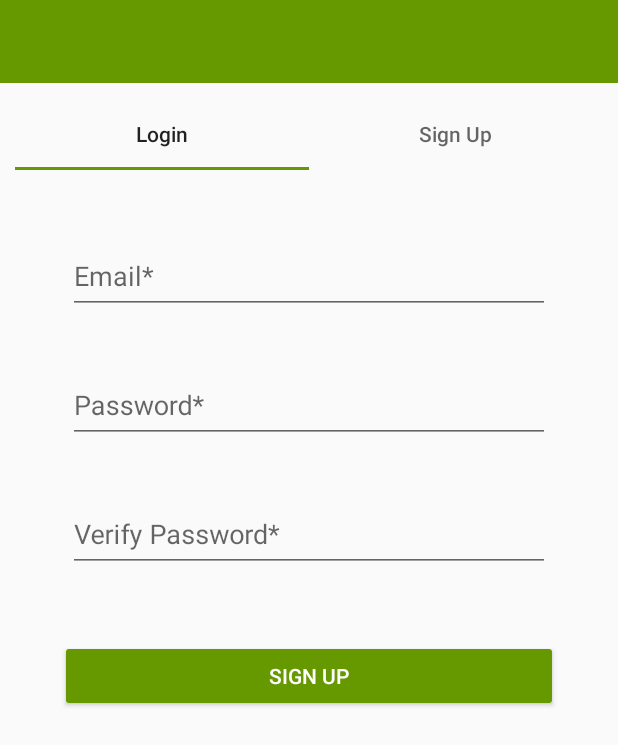
After one commit to smudigere/CSI4999_G4_Android, an Android app: the fragment SignUp placed in its activity, on a phone screen of 412 x 824 dp. The commit adds this screen. Shown: the top 745 px of the screen. Run offline under Robolectric (Android 15) with nearby library versions, the phone set to English and light mode, and no system bars.

Commit message:
NavigationView, Login, & SignUp added.

```diff
--- a/app/build.gradle
+++ b/app/build.gradle
@@ -21,8 +21,10 @@ android {
 dependencies {
     implementation fileTree(dir: 'libs', include: ['*.jar'])
     implementation 'com.android.support:appcompat-v7:27.1.1'
+    implementation 'com.android.support:design:27.1.1'
     implementation 'com.android.support.constraint:constraint-layout:1.1.3'
     testImplementation 'junit:junit:4.12'
     androidTestImplementation 'com.android.support.test:runner:1.0.2'
     androidTestImplementation 'com.android.support.test.espresso:espresso-core:3.0.2'
+    implementation 'com.google.android.gms:play-services-location:15.0.1'
 }
--- /dev/null
+++ b/app/src/main/java/com/gptm/app/LoginActivity.java
@@ -0,0 +1,170 @@
+package com.gptm.app;
+
+import android.content.SharedPreferences;
+import android.content.pm.PackageManager;
+import android.location.Location;
+import android.os.Build;
+import android.support.annotation.NonNull;
+import android.support.design.widget.TabLayout;
+import android.support.v4.app.ActivityCompat;
+import android.support.v4.app.Fragment;
+import android.support.v7.app.AppCompatActivity;
+import android.os.Bundle;
+
+import com.gptm.app.fragments.Login;
+import com.gptm.app.fragments.SignUp;
+
+import com.google.android.gms.location.FusedLocationProviderClient;
+import com.google.android.gms.location.LocationServices;
+import com.google.android.gms.tasks.OnSuccessListener;
+
+public class LoginActivity extends AppCompatActivity {
+
+    private SharedPreferences prefs;
+
+    private static final int MY_PERMISSIONS_REQUEST_ACCESS_FINE_LOCATION = 1;
+
+    private FusedLocationProviderClient client;
+
+    /**
+     *  Perform initialization of all fragments and loaders.
+     *
+     * @param savedInstanceState    <p> Bundle. </p>
+     */
+    @Override
+    protected void onCreate(Bundle savedInstanceState) {
+        super.onCreate(savedInstanceState);
+        prefs = getSharedPreferences(getPackageName(), MODE_PRIVATE);
+        client = LocationServices.getFusedLocationProviderClient(this);
+        showSignUpLogin();
+    }
+
+
+    /*  ********************************************************************************    */
+    //setContentView is invoked to display a Login or SignUp page.
+    private Login login;
+    private SignUp signUp;
+
+    /**
+     * Once the user agrees to terms and conditions and reads through it,
+     * the layout is switched to display Login or SignUpPage.
+     */
+    private void showSignUpLogin()  {
+
+        setContentView(R.layout.activity_login_sign_up);
+
+        login = new Login();
+        signUp = new SignUp();
+
+        fragment_replacement(login);
+
+        TabLayout tabLayout = findViewById(R.id.tablayout);
+        tabLayout.addOnTabSelectedListener(new TabLayout.OnTabSelectedListener() {
+            @Override
+            public void onTabSelected(TabLayout.Tab tab) {
+                switch (tab.getPosition())  {
+
+                    case 0:
+                        fragment_replacement(login);    //Takes the user to login page (or fragment).
+                        break;
+                    case 1:
+                        fragment_replacement(signUp);   //Takes the user to signUp page.
+                        break;
+                }
+            }
+
+            @Override
+            public void onTabUnselected(TabLayout.Tab tab) {}
+
+            @Override
+            public void onTabReselected(TabLayout.Tab tab) {}
+        });
+    }
+
+
+    /**
+     * Method to replace fragments between {@link Login} and {@link SignUp}.
+     *
+     * @param fragment  The fragment that has to be replaced.
+     */
+    private void fragment_replacement(Fragment fragment)    {
+
+        getSupportFragmentManager()
+                .beginTransaction()
+                .replace(R.id.relative, fragment)
+                .commit();
+    }
+
+    @Override
+    protected void onResume() {
+        super.onResume();
+
+        if (prefs.getBoolean(getString(R.string.LOCATION_PERMISSION), true))
+            getMyLocation();
+    }
+
+    /**
+     * Upon invoking this function, the function checks if access to Location has already been granted (older version).
+     * If not, this function invokes another function to open the OS permissions for Location.
+     */
+    private void getMyLocation() {
+        if (ActivityCompat.checkSelfPermission(this, android.Manifest.permission.ACCESS_FINE_LOCATION)
+                != PackageManager.PERMISSION_GRANTED
+                && ActivityCompat.checkSelfPermission(this, android.Manifest.permission.ACCESS_COARSE_LOCATION)
+                != PackageManager.PERMISSION_GRANTED) {
+            //    ActivityCompat#requestPermissions
+            // here to request the missing permissions, and then overriding
+            //   public void onRequestPermissionsResult(int requestCode, String[] permissions,
+            //                                          int[] grantResults)
+            // to handle the case where the user grants the permission. See the documentation
+            // for ActivityCompat#requestPermissions for more details.
+
+
+            //------------------------------------------------------------------------------
+            ActivityCompat.requestPermissions(LoginActivity.this,
+                    new String[]{android.Manifest.permission.ACCESS_FINE_LOCATION},
+                    MY_PERMISSIONS_REQUEST_ACCESS_FINE_LOCATION);
+
+            return;
+        }
+
+        client.getLastLocation()
+                .addOnSuccessListener(new OnSuccessListener<Location>() {
+                    @Override
+                    public void onSuccess(Location location) {
+
+                    }
+                });
+    }
+
+
+    /**
+     *  Callback for the result from requesting permissions.
+     *
+     * @param requestCode   <p>  The request code passed in
+     *                      requestPermissions(android.app.Activity, String[], int). </p>
+     * @param permissions   <p> The requested permissions. Never null. </p>
+     * @param grantResults  <p> The grant results for the corresponding permissions which is either
+     *                      PERMISSION_GRANTED or PERMISSION_DENIED. Never null. </p>
+     */
+    @Override
+    public void onRequestPermissionsResult(
+            int requestCode, @NonNull String[] permissions, @NonNull int[] grantResults) {
+
+        switch (requestCode) {
+            case MY_PERMISSIONS_REQUEST_ACCESS_FINE_LOCATION: {
+                // If request is cancelled, the result arrays are empty.
+                if (grantResults.length > 0
+                        && grantResults[0] == PackageManager.PERMISSION_GRANTED) {
+                    getMyLocation();
+
+                } else {
+                    prefs.edit().putBoolean(getString(R.string.LOCATION_PERMISSION), false)
+                            .apply();
+                }
+            }
+            // other 'case' lines to check for other
+            // permissions this app might request
+        }
+    }
+}
--- /dev/null
+++ b/app/src/main/java/com/gptm/app/fragments/Login.java
@@ -0,0 +1,33 @@
+package com.gptm.app.fragments;
+
+import android.os.Bundle;
+import android.support.annotation.NonNull;
+import android.support.annotation.Nullable;
+import android.support.v4.app.Fragment;
+import android.view.LayoutInflater;
+import android.view.View;
+import android.view.ViewGroup;
+
+import com.gptm.app.R;
+
+/**
+ * A child class of {@link Fragment} used to show the login page to the user.
+ * API call to log the user is also done here. The database is populated, and the status
+ * of the login is changed.
+ *
+ * @author Samartha Mudigere
+ * @version 1.0
+ */
+public class Login extends Fragment {
+
+    @Nullable
+    @Override
+    public View onCreateView(@NonNull LayoutInflater inflater, @Nullable ViewGroup container, @Nullable Bundle savedInstanceState) {
+        return inflater.inflate(R.layout.fragment_login, container, false);
+    }
+
+    @Override
+    public void onViewCreated(@NonNull View view, @Nullable Bundle savedInstanceState) {
+        super.onViewCreated(view, savedInstanceState);
+    }
+}
--- /dev/null
+++ b/app/src/main/java/com/gptm/app/fragments/SignUp.java
@@ -0,0 +1,26 @@
+package com.gptm.app.fragments;
+
+import android.os.Bundle;
+import android.support.annotation.NonNull;
+import android.support.annotation.Nullable;
+import android.support.v4.app.Fragment;
+import android.view.LayoutInflater;
+import android.view.View;
+import android.view.ViewGroup;
+
+import com.gptm.app.R;
+
+public class SignUp extends Fragment {
+
+    @Nullable
+    @Override
+    public View onCreateView(@NonNull LayoutInflater inflater, @Nullable ViewGroup container, @Nullable Bundle savedInstanceState) {
+        return inflater.inflate(R.layout.fragment_signup, container, false);
+    }
+
+    @Override
+    public void onViewCreated(@NonNull View view, @Nullable Bundle savedInstanceState) {
+        super.onViewCreated(view, savedInstanceState);
+    }
+
+}
--- /dev/null
+++ b/app/src/main/res/layout/activity_login_sign_up.xml
@@ -0,0 +1,54 @@
+<?xml version="1.0" encoding="utf-8"?>
+<RelativeLayout
+    xmlns:android="http://schemas.android.com/apk/res/android"
+    xmlns:app="http://schemas.android.com/apk/res-auto"
+    android:layout_width="match_parent"
+    android:layout_height="match_parent"
+    android:id="@+id/container"
+    >
+
+    <ImageView
+        android:id="@+id/title"
+        android:layout_alignParentTop="true"
+        android:background="@color/colorPrimaryDark"
+        android:layout_width="match_parent"
+        android:layout_height="55dp"
+        android:layout_centerInParent="true"
+        android:layout_gravity="center"
+        android:contentDescription="@string/app_name"
+        />
+
+    <android.support.design.widget.TabLayout
+        android:id="@+id/tablayout"
+        android:layout_width="match_parent"
+        android:layout_height="wrap_content"
+        app:tabIndicatorColor="@color/colorPrimary"
+        app:tabTextAppearance="@style/TabCustomTextAppearence"
+        android:layout_below="@+id/title"
+        android:layout_margin="10dp"
+        >
+
+        <android.support.design.widget.TabItem
+            android:layout_width="wrap_content"
+            android:layout_height="wrap_content"
+            android:text="@string/Login"
+            android:layout_gravity="center"
+            />
+
+        <android.support.design.widget.TabItem
+            android:layout_width="wrap_content"
+            android:layout_height="wrap_content"
+            android:text="@string/SignUp"
+            android:layout_gravity="center"
+            />
+
+    </android.support.design.widget.TabLayout>
+
+    <FrameLayout
+        android:layout_width="match_parent"
+        android:layout_height="match_parent"
+        android:id="@+id/relative"
+        android:layout_below="@+id/tablayout"
+        />
+
+</RelativeLayout>
--- /dev/null
+++ b/app/src/main/res/layout/fragment_signup.xml
@@ -0,0 +1,108 @@
+<?xml version="1.0" encoding="utf-8"?>
+<ScrollView
+    xmlns:android="http://schemas.android.com/apk/res/android"
+    android:layout_width="match_parent"
+    android:layout_height="match_parent"
+    android:clickable="true"
+    android:focusable="true"
+    >
+
+    <RelativeLayout
+        android:layout_width="match_parent"
+        android:layout_height="wrap_content"
+        android:id="@+id/container"
+        android:paddingBottom="30dp"
+        >
+
+        <android.support.design.widget.TextInputLayout
+            android:layout_width="match_parent"
+            android:layout_height="wrap_content"
+            android:id="@+id/email_layout"
+            android:layout_marginTop="30dp"
+            android:layout_marginStart="45dp"
+            android:layout_marginEnd="45dp"
+            >
+
+            <android.support.design.widget.TextInputEditText
+                android:layout_width="match_parent"
+                android:layout_height="wrap_content"
+                android:gravity="start"
+                android:id="@+id/email"
+                android:hint="@string/Email_s"
+                android:layout_centerHorizontal="true"
+                android:maxLines="1"
+                android:inputType="textEmailAddress"
+                android:singleLine="true"
+                android:imeOptions="actionNext"
+                />
+
+        </android.support.design.widget.TextInputLayout>
+
+        <android.support.design.widget.TextInputLayout
+            android:layout_width="match_parent"
+            android:layout_height="wrap_content"
+            android:id="@+id/password_layout"
+            android:layout_below="@+id/email_layout"
+            android:layout_marginTop="30dp"
+            android:layout_marginStart="45dp"
+            android:layout_marginEnd="45dp"
+            >
+
+            <android.support.design.widget.TextInputEditText
+                android:layout_width="match_parent"
+                android:layout_height="wrap_content"
+                android:gravity="start"
+                android:id="@+id/password"
+                android:hint="@string/Password_s"
+                android:layout_centerHorizontal="true"
+                android:inputType="textPassword"
+                android:maxLines="1"
+                android:singleLine="true"
+                android:imeOptions="actionNext"
+                />
+
+        </android.support.design.widget.TextInputLayout>
+
+        <android.support.design.widget.TextInputLayout
+            android:layout_width="match_parent"
+            android:layout_height="wrap_content"
+            android:id="@+id/verify_password_layout"
+            android:layout_below="@+id/password_layout"
+            android:layout_marginTop="30dp"
+            android:layout_marginStart="45dp"
+            android:layout_marginEnd="45dp"
+            >
+
+            <android.support.design.widget.TextInputEditText
+                android:layout_width="match_parent"
+                android:layout_height="wrap_content"
+                android:gravity="start"
+                android:id="@+id/verify_password"
+                android:hint="@string/Verify_Password_s"
+                android:layout_centerHorizontal="true"
+                android:inputType="textPassword"
+                android:maxLines="1"
+                android:singleLine="true"
+                android:imeOptions="actionNext"
+                />
+
+        </android.support.design.widget.TextInputLayout>
+
+        <Button
+            android:layout_width="match_parent"
+            android:layout_height="wrap_content"
+            android:id="@+id/signup_button"
+            android:text="@string/SignUp"
+            android:layout_below="@+id/verify_password_layout"
+            android:layout_centerHorizontal="true"
+            android:layout_marginTop="45dp"
+            android:layout_marginBottom="60dp"
+            android:backgroundTint="@color/colorPrimaryDark"
+            android:layout_marginStart="40dp"
+            android:layout_marginEnd="40dp"
+            android:textColor="@android:color/white"
+            />
+
+    </RelativeLayout>
+
+</ScrollView>
--- a/app/src/main/res/values/colors.xml
+++ b/app/src/main/res/values/colors.xml
@@ -1,6 +1,10 @@
 <?xml version="1.0" encoding="utf-8"?>
 <resources>
-    <color name="colorPrimary">#3F51B5</color>
-    <color name="colorPrimaryDark">#303F9F</color>
+    <color name="colorPrimary">@android:color/holo_green_dark</color>
+    <color name="colorPrimaryDark">@android:color/holo_green_dark</color>
     <color name="colorAccent">#FF4081</color>
+
+    <color name="headerBackground">#757575</color>
+    <color name="itemBackground">#3e3e3e</color>
+    <color name="itemTextColor">#eeeeee</color>
 </resources>
--- a/app/src/main/res/values/strings.xml
+++ b/app/src/main/res/values/strings.xml
@@ -2,4 +2,24 @@
     <string name="app_name">GPTM</string>
 
     <string name="Eagle">Eagle</string>
+    <string name="Login">Login</string>
+    <string name="SignUp">Sign Up</string>
+    <string name="Home">Home</string>
+    <string name="Email">Email</string>
+    <string name="Password">Password</string>
+    <string name="Reset_Password">Reset Password</string>
+
+    <string name="LOGIN_STATUS">Login_Status</string>
+    <string name="LOCATION_PERMISSION">Location_Permission</string>
+
+    <string name="Username_s">Username*</string>
+    <string name="Password_s">Password*</string>
+    <string name="Verify_Password_s">Verify Password*</string>
+    <string name="Name_s">Name*</string>
+    <string name="First_Name_s">First Name*</string>
+    <string name="Last_Name_s">Last Name*</string>
+    <string name="Location_s">Location*</string>
+    <string name="Email_s">Email*</string>
+    <string name="Phone_Number_s">Phone Number*</string>
+
 </resources>
--- a/app/src/main/res/values/styles.xml
+++ b/app/src/main/res/values/styles.xml
@@ -8,4 +8,15 @@
         <item name="colorAccent">@color/colorAccent</item>
     </style>
 
+    <style name="TabCustomTextAppearence"
+        parent="TextAppearance.Design.Tab">
+        <item name="textAllCaps">false</item>
+    </style>
+
+    <style name="NavigationDrawerStyle">
+        <item name="android:textSize">20sp</item><!-- text size in menu-->
+        <item name="android:listPreferredItemHeightSmall">40dp</item><!-- item size in menu-->
+        <item name="android:state_checkable">true</item>
+    </style>
+
 </resources>
```
Also changed, not shown: app/src/main/AndroidManifest.xml (+3 -4 lines), app/src/main/java/com/gptm/app/MainActivity.java (+36 -1 lines), app/src/main/res/layout/activity_main.xml (+29 -11 lines), app/src/main/res/layout/fragment_login.xml (added, +93 -0 lines), app/src/main/res/menu/navigation_view.xml (added, +16 -0 lines).
